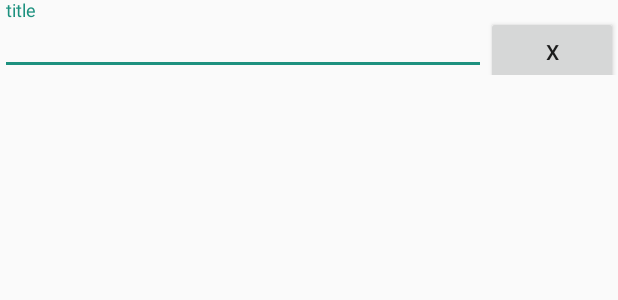
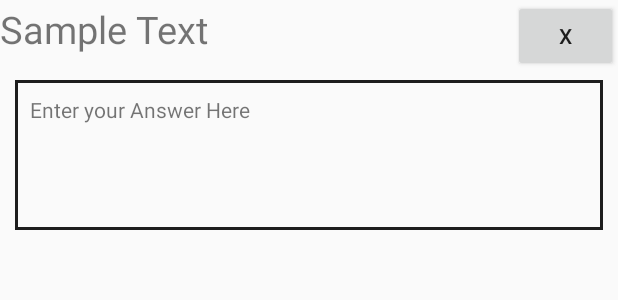
Before and after one commit to hitenjain88/Survey, an Android app: the layout field_multiline.xml on its own in the app's theme, with its tools: preview values and no code run, on a phone screen of 412 x 824 dp. Shown: the top 300 px of the screen. Run offline under Robolectric (Android 15) with nearby library versions, the phone set to English and light mode, and no system bars.

Commit message:
Merge branch 'master' of C:\Users\31sha\AndroidStudioProjects\Survey with conflicts.

```diff
--- a/app/src/main/AndroidManifest.xml
+++ b/app/src/main/AndroidManifest.xml
@@ -13,7 +13,9 @@
         android:supportsRtl="true"
         android:theme="@style/AppTheme"
         tools:ignore="GoogleAppIndexingWarning">
-        <activity android:name=".Radio_Button_Activity"></activity>
+        <activity android:name=".Multi_Text_Activity"></activity>
+        <activity android:name=".Check_Box_Activity" />
+        <activity android:name=".Radio_Button_Activity" />
         <activity android:name=".Testing" />
         <activity android:name=".Edit_Text_Activity" />
         <activity android:name=".CreateForm" />
--- a/app/src/main/res/layout/field_multiline.xml
+++ b/app/src/main/res/layout/field_multiline.xml
@@ -1,28 +1,43 @@
 <?xml version="1.0" encoding="utf-8"?>
 <LinearLayout xmlns:android="http://schemas.android.com/apk/res/android"
     android:layout_width="match_parent"
-    android:layout_height="50dp"
+    android:layout_height="wrap_content"
     android:id="@+id/linear_layout_edit_text"
-    android:orientation="horizontal"
-    android:layout_weight="1">
+    android:orientation="vertical">
 
-
-    <android.support.design.widget.TextInputLayout
-        android:layout_width="match_parent"
-        android:layout_height="match_parent"
-        android:layout_weight="0.8"
-        android:id="@+id/edittext">
-
-        <android.support.design.widget.TextInputEditText
+    <LinearLayout
         android:layout_width="match_parent"
         android:layout_height="wrap_content"
-            android:hint="title" />
-    </android.support.design.widget.TextInputLayout>
+        android:layout_weight="1"
+        android:orientation="horizontal">
+
+        <TextView
+            android:layout_width="match_parent"
+            android:layout_height="wrap_content"
+            android:id="@+id/text_view"
+            android:text="Sample Text"
+            android:textSize="25sp"
+            android:layout_weight="0.8"/>
 
         <Button
             android:layout_width="wrap_content"
             android:layout_height="wrap_content"
             android:id="@+id/btn_remove"
+            android:layout_weight="0.2"
             android:text="X"/>
 
     </LinearLayout>
+    <TextView
+        android:padding="10dp"
+        android:layout_marginTop="5dp"
+        android:layout_marginLeft="10dp"
+        android:layout_marginRight="10dp"
+        android:layout_width="match_parent"
+        android:layout_height="100dp"
+        android:text="Enter your Answer Here"
+        android:maxLines="4"
+        android:background="@drawable/box"/>
+
+
+
+</LinearLayout>
```
Also changed, not shown: app/src/main/java/com/example/survey/CreateForm.java (+123 -9 lines), app/src/main/java/com/example/survey/MainPage.java (+3 -8 lines), app/src/main/java/com/example/survey/Multi_Text_Activity.java (added, +69 -0 lines), app/src/main/res/layout/activity_multi__text_.xml (added, +73 -0 lines). Lines whose indentation alone changed are shown as unchanged.
